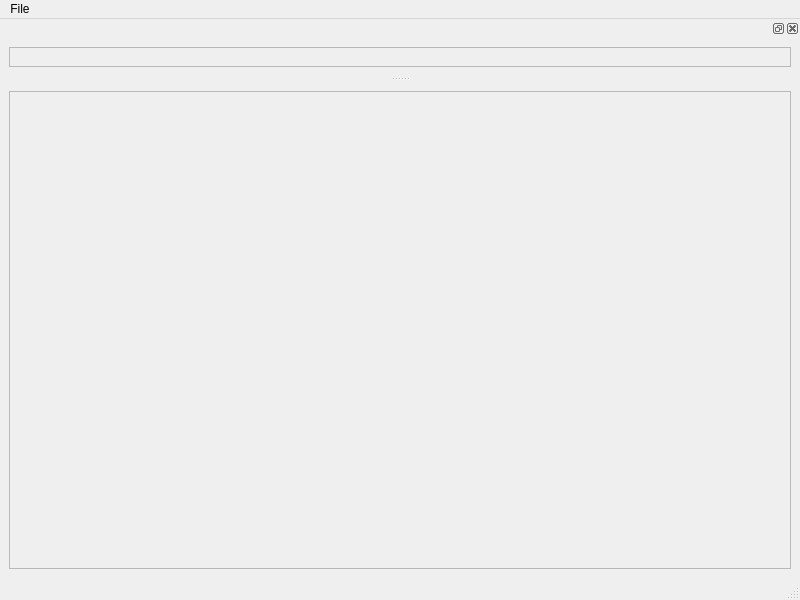
Qt form simview_vs2015/UI/simview.ui (zhou-l/simview_vs2015) before a commit.
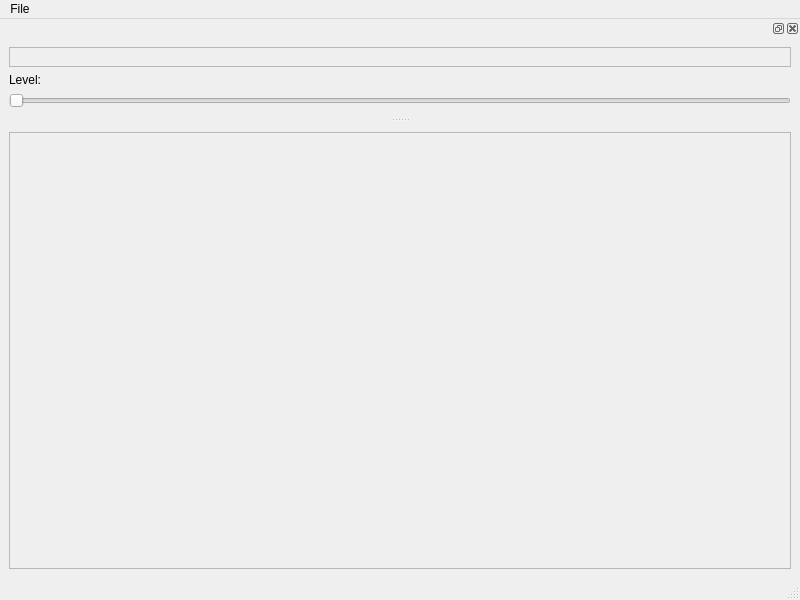
The same form after that commit.

The edit to the form file:
```diff
--- a/simview_vs2015/UI/simview.ui
+++ b/simview_vs2015/UI/simview.ui
@@ -66,6 +66,20 @@
        <layout class="QHBoxLayout" name="horizontalLayout_graphView"/>
       </widget>
      </item>
+     <item>
+      <widget class="QLabel" name="label">
+       <property name="text">
+        <string>Level: </string>
+       </property>
+      </widget>
+     </item>
+     <item>
+      <widget class="QSlider" name="horizontalSlider_level">
+       <property name="orientation">
+        <enum>Qt::Horizontal</enum>
+       </property>
+      </widget>
+     </item>
     </layout>
    </widget>
   </widget>
```
